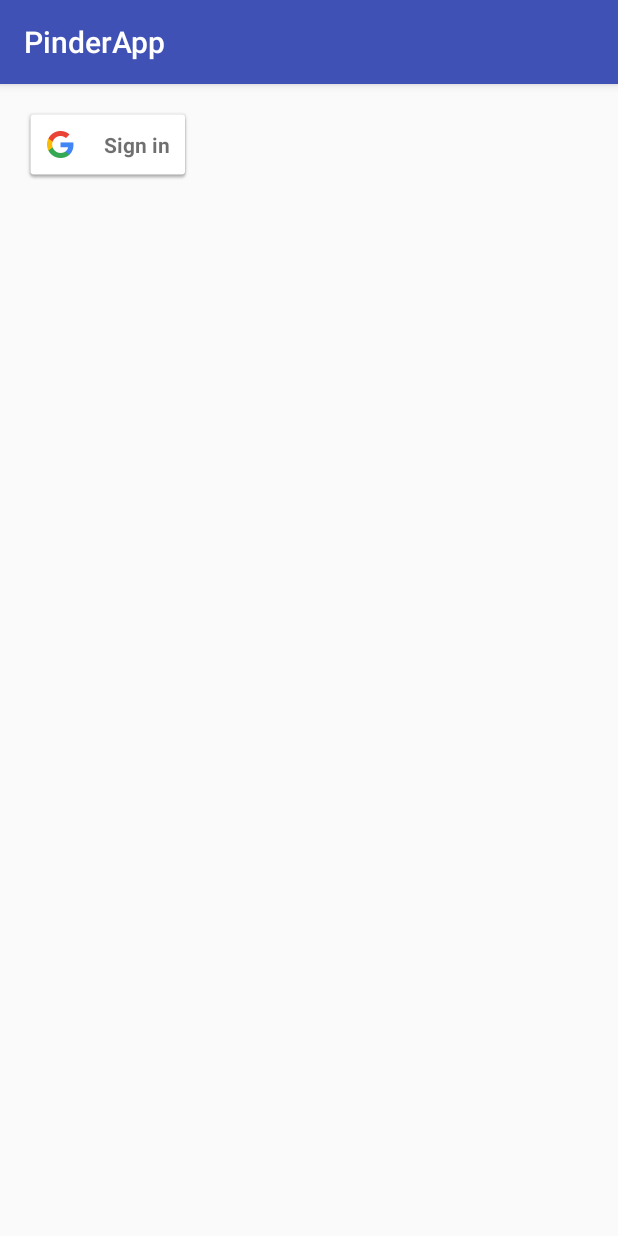
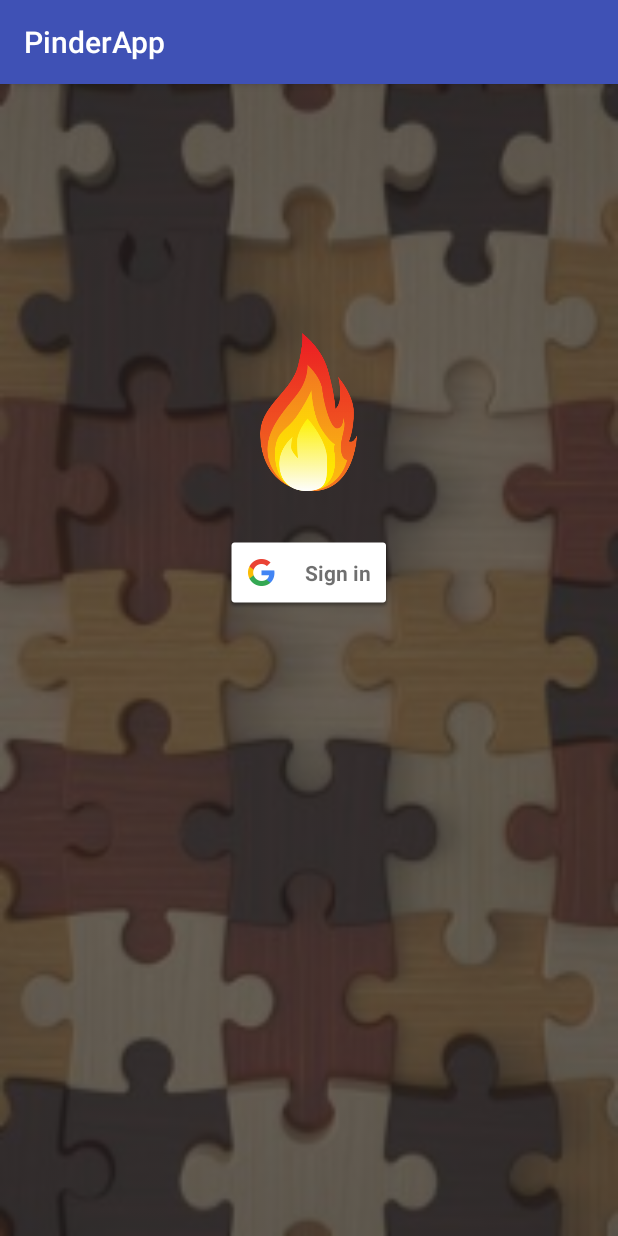
Before and after one commit to CS4518-B17-Team1008/pinder-android, an Android app: the screen it shows after launch (LoginActivity), on a phone screen of 412 x 824 dp. Run offline under Robolectric (Android 15) with nearby library versions, the phone set to English and light mode, and no system bars.

Commit message:
Improved visual layout and check boxes for account type

```diff
--- a/app/src/main/res/layout/activity_login.xml
+++ b/app/src/main/res/layout/activity_login.xml
@@ -1,7 +1,11 @@
 <LinearLayout xmlns:android="http://schemas.android.com/apk/res/android"
+    xmlns:app="http://schemas.android.com/apk/res-auto"
     xmlns:tools="http://schemas.android.com/tools"
     android:layout_width="match_parent"
     android:layout_height="match_parent"
+    android:background="@drawable/puzzlebg"
+    android:backgroundTint="@color/darkGray"
+    android:backgroundTintMode="multiply"
     android:gravity="center_horizontal"
     android:orientation="vertical"
     android:paddingBottom="@dimen/activity_vertical_margin"
@@ -11,6 +15,7 @@
     tools:context="team1008.b17.cs4518.wpi.pinderapp.LoginActivity">
 
     <!-- Login progress -->
+
     <ProgressBar
         android:id="@+id/login_progress"
         style="?android:attr/progressBarStyleLarge"
@@ -19,13 +24,24 @@
         android:layout_marginBottom="8dp"
         android:visibility="gone" />
 
+    <ImageView
+        android:id="@+id/imageView2"
+        android:layout_width="wrap_content"
+        android:layout_height="105dp"
+        android:layout_gravity="center"
+        android:layout_marginTop="150dp"
+        app:srcCompat="@drawable/fireicon" />
+
     <ScrollView
         android:id="@+id/login_form"
-        android:layout_width="match_parent"
-        android:layout_height="match_parent">
+        android:layout_width="wrap_content"
+        android:layout_height="wrap_content"
+        android:layout_marginTop="30dp">
+
         <com.google.android.gms.common.SignInButton
             android:id="@+id/google_sign_in_button"
             android:layout_width="wrap_content"
-            android:layout_height="wrap_content" />
+            android:layout_height="wrap_content"
+            android:layout_gravity="center" />
     </ScrollView>
 </LinearLayout>
```
Also changed, not shown: app/src/main/res/layout/account_prefs.xml (+5 -6 lines), app/src/main/res/drawable-hdpi/fireicon.png (added), app/src/main/res/drawable-hdpi/puzzlebg.png (added), app/src/main/res/drawable-mdpi/fireicon.png (added), app/src/main/res/drawable-mdpi/puzzlebg.png (added), app/src/main/res/drawable-xhdpi/fireicon.png (added), app/src/main/res/drawable-xhdpi/puzzlebg.png (added), app/src/main/res/drawable-xxhdpi/fireicon.png (added), app/src/main/res/drawable-xxhdpi/puzzlebg.png (added), app/src/main/res/drawable-xxxhdpi/fireicon.png (added), app/src/main/res/drawable-xxxhdpi/puzzlebg.png (added).
